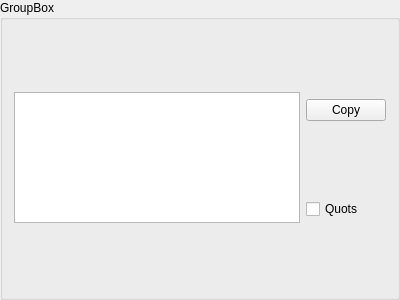
The window that viewer.ui (zradoslav/csv_pager) describes before a commit, drawn with Qt 5.
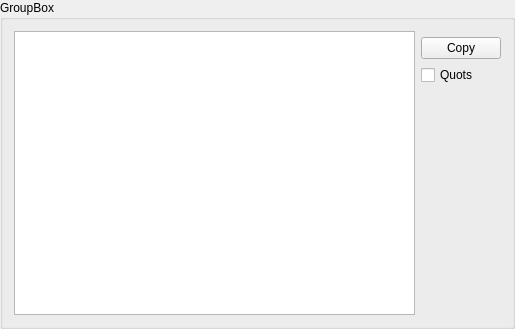
The same window after the commit.

The edit to the form file:
```diff
--- a/viewer.ui
+++ b/viewer.ui
@@ -6,8 +6,8 @@
    <rect>
     <x>0</x>
     <y>0</y>
-    <width>400</width>
-    <height>300</height>
+    <width>515</width>
+    <height>329</height>
    </rect>
   </property>
   <property name="windowTitle">
@@ -17,22 +17,35 @@
    <string>GroupBox</string>
   </property>
   <layout class="QGridLayout" name="gridLayout">
-   <item row="0" column="1">
+   <item row="3" column="1">
+    <spacer name="verticalSpacer">
+     <property name="orientation">
+      <enum>Qt::Vertical</enum>
+     </property>
+     <property name="sizeHint" stdset="0">
+      <size>
+       <width>20</width>
+       <height>40</height>
+      </size>
+     </property>
+    </spacer>
+   </item>
+   <item row="1" column="1">
     <widget class="QPushButton" name="copyButton">
      <property name="text">
       <string>Copy</string>
      </property>
     </widget>
    </item>
-   <item row="1" column="1">
+   <item row="2" column="1">
     <widget class="QCheckBox" name="quotBox">
      <property name="text">
       <string>Quots</string>
      </property>
     </widget>
    </item>
-   <item row="0" column="0" rowspan="2">
-    <widget class="QPlainTextEdit" name="textEdit"/>
+   <item row="0" column="0" rowspan="4">
+    <widget class="QPlainTextEdit" name="resultText"/>
    </item>
   </layout>
  </widget>
```
